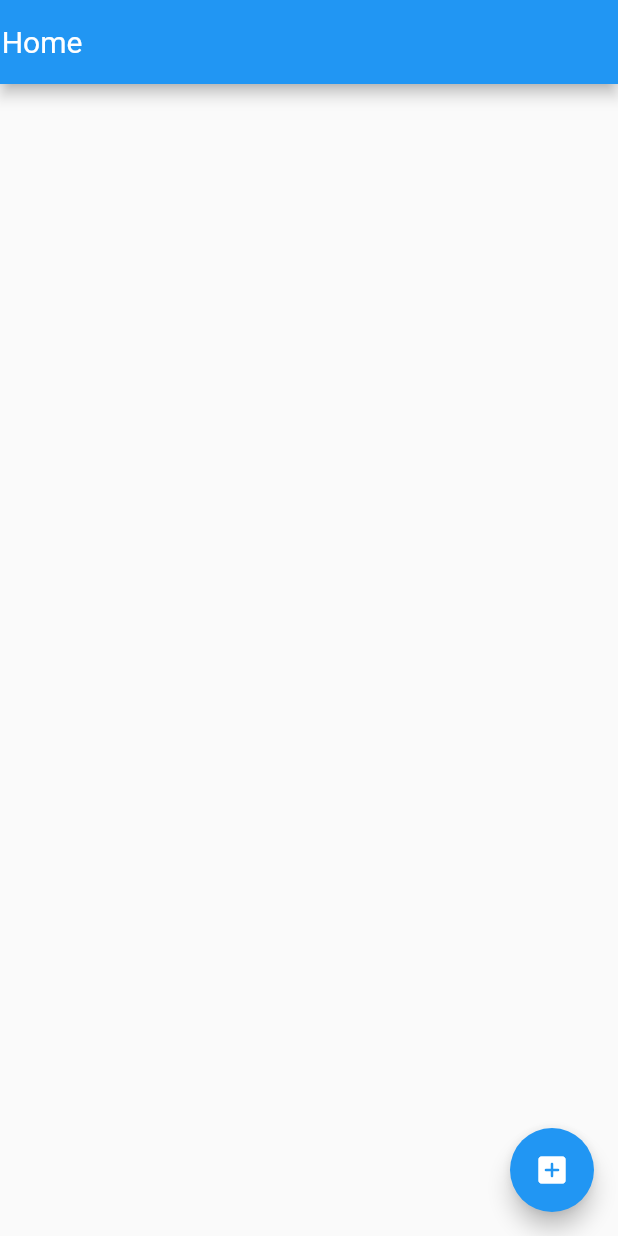
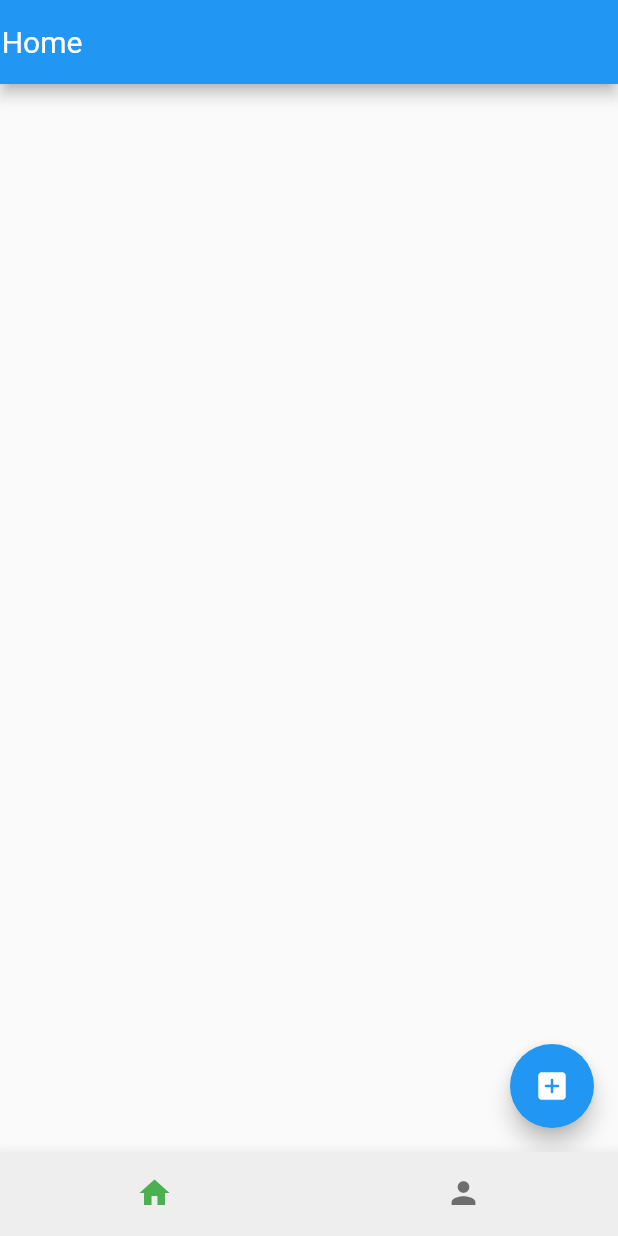
Before and after one commit to Flutter-GG/HW-2, a Flutter app: the screen it shows after launch, on a phone screen of 412 x 824 dp. Run offline on Flutter 3.47's test engine with Material 2 defaults, Android fonts, the phone set to English and light mode, and no system bars.

Commit message:
add NavigatonBar

```diff
--- a/myproject/lib/main.dart
+++ b/myproject/lib/main.dart
@@ -5,6 +5,7 @@ import 'package:flutter/material.dart';
 import 'package:myproject/model/my_model.dart';
 import 'package:myproject/view/add_screen.dart';
 import 'package:myproject/view/home_screen.dart';
+import 'package:myproject/view/navigations_home.dart';
 
 List<Blog> listBlog = [];
 
@@ -26,6 +27,6 @@ class MainApp extends StatelessWidget {
 
   @override
   Widget build(BuildContext context) {
-    return const MaterialApp(home: Home());
+    return const MaterialApp(home: NavigatonBar());
   }
 }
--- /dev/null
+++ b/myproject/lib/view/navigations_home.dart
@@ -0,0 +1,39 @@
+import 'package:flutter/material.dart';
+import 'package:myproject/view/home_screen.dart';
+import 'package:myproject/view/search_screen.dart';
+
+class NavigatonBar extends StatefulWidget {
+  const NavigatonBar({
+    super.key,
+  });
+
+  @override
+  State<NavigatonBar> createState() => _NavigatonBarState();
+}
+
+class _NavigatonBarState extends State<NavigatonBar> {
+  final List screens = [const Home(), Search()];
+  int selectedIndex = 0;
+
+  @override
+  Widget build(BuildContext context) {
+    return Scaffold(
+      body: screens.elementAt(selectedIndex),
+      bottomNavigationBar: BottomNavigationBar(
+        items: const [
+          BottomNavigationBarItem(icon: Icon(Icons.home), label: "Home"),
+          BottomNavigationBarItem(icon: Icon(Icons.person), label: "Profile")
+        ],
+        currentIndex: selectedIndex,
+        selectedItemColor: Colors.green,
+        backgroundColor: Colors.grey[200],
+        showSelectedLabels: false,
+        showUnselectedLabels: false,
+        onTap: (index) {
+          selectedIndex = index;
+          setState(() {});
+        },
+      ),
+    );
+  }
+}
```
